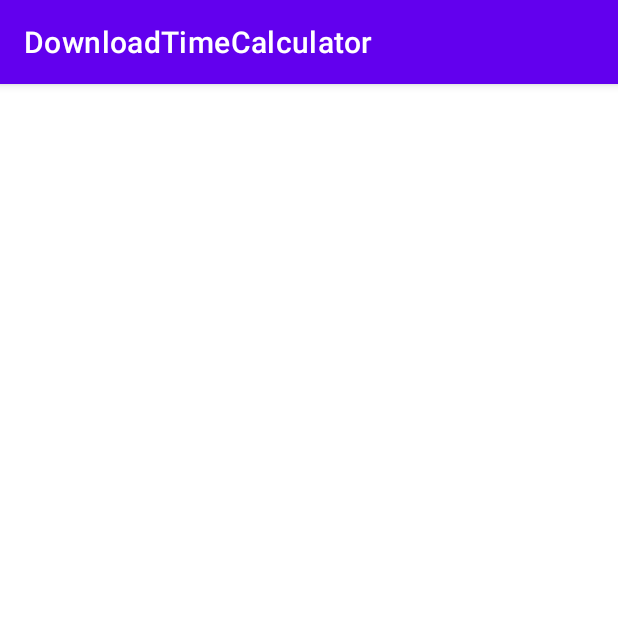
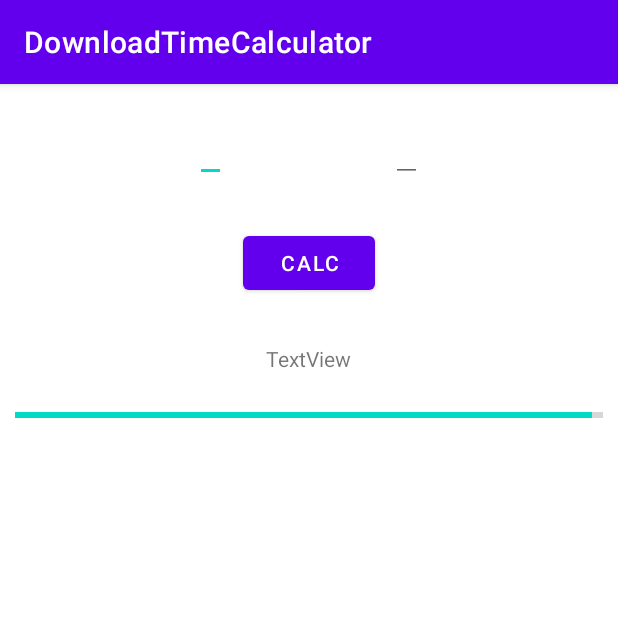
Before and after one commit to Rizzo1812/DownloadTimeCalculatorAndroid, an Android app: the screen it shows after launch (MainActivity), on a phone screen of 412 x 824 dp, the top half of it. Run offline under Robolectric (Android 15) with nearby library versions, the phone set to English and light mode, and no system bars.

Commit message:
added basic widgets

```diff
--- a/app/src/main/java/com/example/downloadtimecalculator/MainActivity.java
+++ b/app/src/main/java/com/example/downloadtimecalculator/MainActivity.java
@@ -2,7 +2,12 @@ package com.example.downloadtimecalculator;
 
 import androidx.appcompat.app.AppCompatActivity;
 
+import android.animation.Animator;
+import android.animation.AnimatorListenerAdapter;
+import android.animation.ValueAnimator;
 import android.os.Bundle;
+import android.view.View;
+import android.widget.ProgressBar;
 
 public class MainActivity extends AppCompatActivity {
 
@@ -10,5 +15,25 @@ public class MainActivity extends AppCompatActivity {
     protected void onCreate(Bundle savedInstanceState) {
         super.onCreate(savedInstanceState);
         setContentView(R.layout.activity_main);
+
+        ProgressBar progressBar1 = findViewById(R.id.progressBar1);
+
+        ValueAnimator animator = ValueAnimator.ofInt(0, progressBar1.getMax());
+        animator.setDuration(10000);
+        animator.addUpdateListener(new ValueAnimator.AnimatorUpdateListener() {
+            @Override
+            public void onAnimationUpdate(ValueAnimator animation){
+                progressBar1.setProgress((Integer)animation.getAnimatedValue());
+            }
+        });
+        animator.addListener(new AnimatorListenerAdapter() {
+            @Override
+            public void onAnimationEnd(Animator animation) {
+                super.onAnimationEnd(animation);
+                // start your activity here
+            }
+        });
+        animator.start();
     }
+
 }
--- a/app/src/main/res/layout/activity_main.xml
+++ b/app/src/main/res/layout/activity_main.xml
@@ -1,7 +1,87 @@
-<?xml version="1.0" encoding="utf-8"?>
 <LinearLayout xmlns:android="http://schemas.android.com/apk/res/android"
-    xmlns:app="http://schemas.android.com/apk/res-auto"
-    xmlns:tools="http://schemas.android.com/tools"
     android:layout_width="match_parent"
     android:layout_height="match_parent"
-    tools:context=".MainActivity"/>
+    android:orientation="vertical">
+
+    <LinearLayout
+        android:layout_width="match_parent"
+        android:layout_height="wrap_content"
+        android:layout_margin="20dp"
+        android:gravity="center"
+        android:orientation="horizontal">
+
+        <Space
+            android:layout_width="0dp"
+            android:layout_height="1dp"
+            android:layout_weight="1"></Space>
+
+        <EditText
+            android:id="@+id/op1"
+            android:layout_width="wrap_content"
+            android:layout_height="wrap_content"
+            android:hint=""
+            android:importantForAutofill="no"
+            android:inputType="number"
+            android:text="" />
+
+        <Space
+            android:layout_width="0dp"
+            android:layout_height="1dp"
+            android:layout_weight="1"></Space>
+
+        <EditText
+            android:id="@+id/op2"
+            android:layout_width="wrap_content"
+            android:layout_height="wrap_content"
+            android:hint=""
+            android:importantForAutofill="no"
+            android:inputType="number"
+            android:text="" />
+
+        <Space
+            android:layout_width="0dp"
+            android:layout_height="1dp"
+            android:layout_weight="1"></Space>
+
+
+    </LinearLayout>
+
+    <Button
+        android:id="@+id/calculateBtn"
+        android:layout_width="wrap_content"
+        android:layout_height="wrap_content"
+        android:layout_gravity="center"
+        android:layout_margin="10dp"
+        android:onClick="calculate"
+        android:text="CALC" />
+
+
+    <LinearLayout
+        android:layout_width="match_parent"
+        android:layout_height="wrap_content"
+        android:layout_margin="20dp"
+        android:gravity="center"
+        android:orientation="horizontal">
+
+    <TextView
+        android:id="@+id/textView"
+        android:layout_width="wrap_content"
+        android:layout_height="wrap_content"
+        android:text="TextView" />
+
+
+    </LinearLayout>
+
+    <ProgressBar
+        android:id="@+id/progressBar1"
+        style="@style/Widget.AppCompat.ProgressBar.Horizontal"
+        android:layout_width="match_parent"
+        android:layout_height="wrap_content"
+        android:indeterminate="false"
+        android:max="100"
+        android:progress="70"
+        android:layout_marginHorizontal="10dp" />
+
+
+
+</LinearLayout>
```
